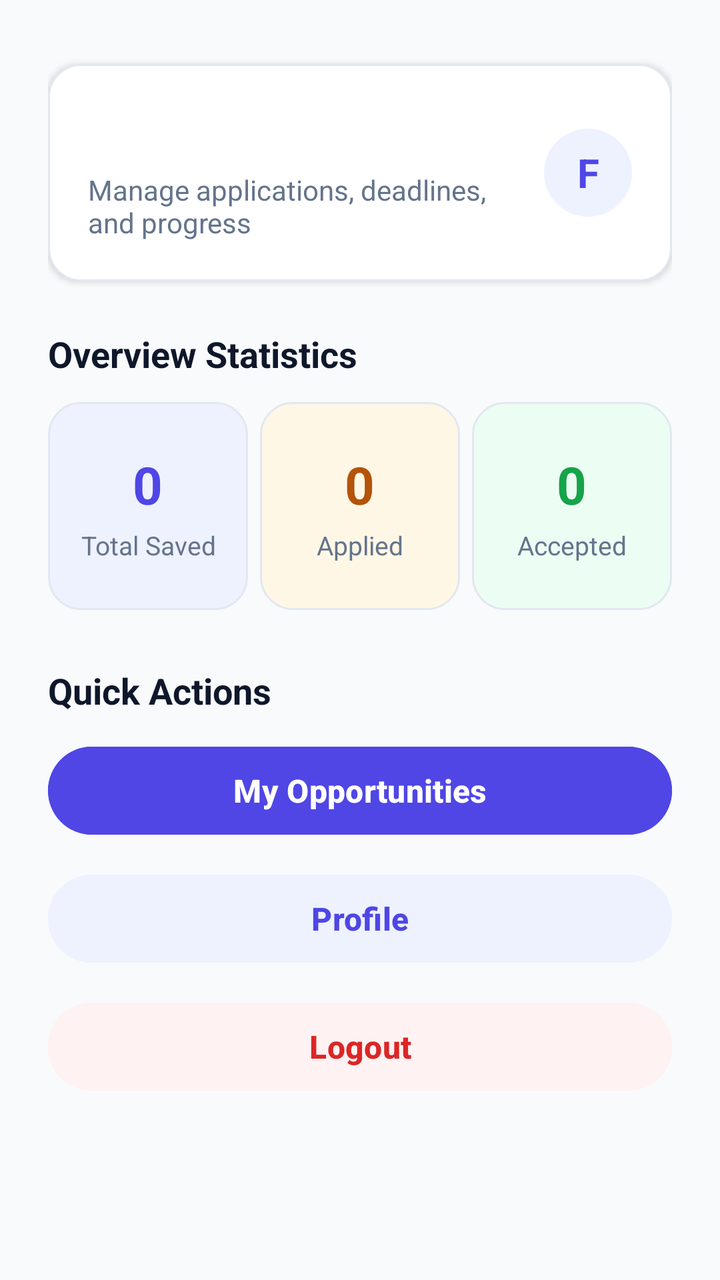
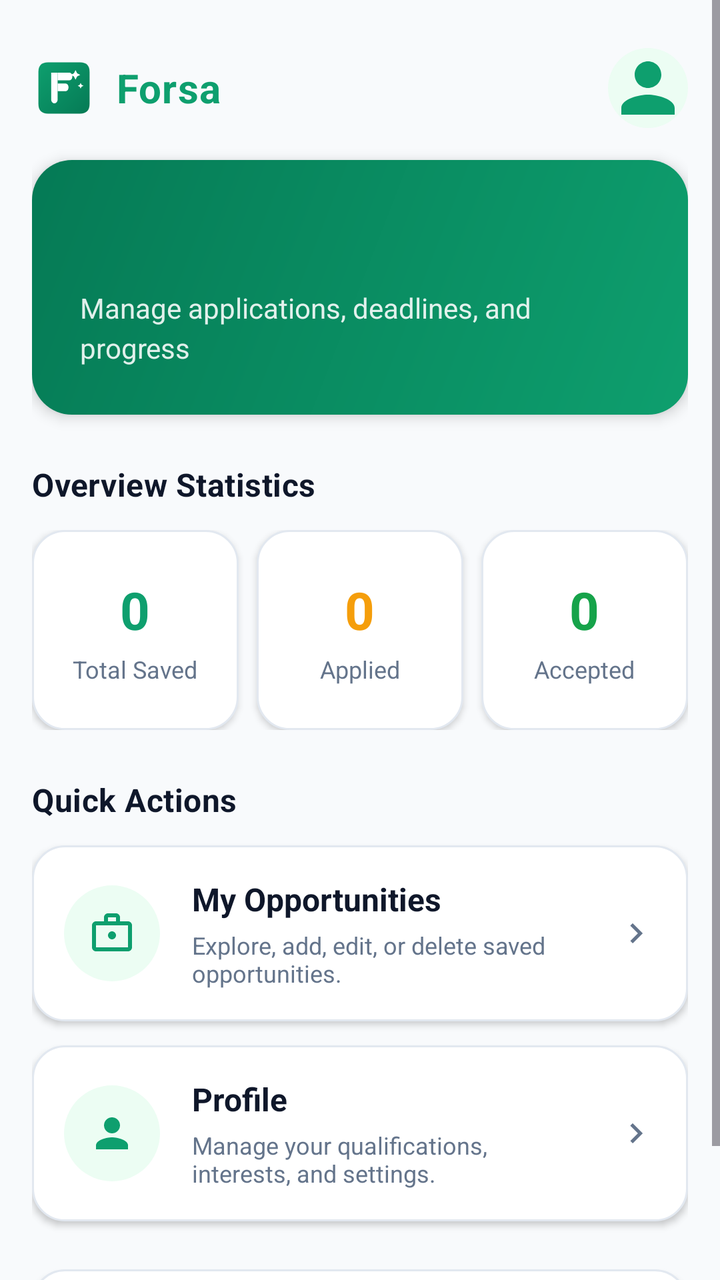

The first picture is an Android layout as it rendered before a commit; the second is the same layout after the commit. The layout source and the unified diff follow.
<!-- AndroidManifest.xml: application theme Theme.Forsa -->
<!-- res/layout/activity_main.xml -->
<?xml version="1.0" encoding="utf-8"?>
<ScrollView xmlns:android="http://schemas.android.com/apk/res/android"
    android:id="@+id/main"
    android:layout_width="match_parent"
    android:layout_height="match_parent"
    android:background="@color/background"
    android:fillViewport="true">

    <LinearLayout
        android:layout_width="match_parent"
        android:layout_height="wrap_content"
        android:orientation="vertical"
        android:padding="24dp">

        
        <LinearLayout
            android:layout_width="match_parent"
            android:layout_height="wrap_content"
            android:layout_marginTop="8dp"
            android:background="@drawable/bg_card_white"
            android:elevation="2dp"
            android:orientation="horizontal"
            android:padding="20dp"
            android:gravity="center_vertical">

            <LinearLayout
                android:layout_width="0dp"
                android:layout_height="wrap_content"
                android:layout_weight="1"
                android:orientation="vertical"
                android:layout_marginEnd="16dp">

                <TextView
                    android:id="@+id/tvDashboardWelcome"
                    android:layout_width="match_parent"
                    android:layout_height="wrap_content"
                    android:textColor="@color/text_primary"
                    android:textSize="22sp"
                    android:textStyle="bold" />

                <TextView
                    android:layout_width="match_parent"
                    android:layout_height="wrap_content"
                    android:layout_marginTop="4dp"
                    android:text="@string/dashboard_subtitle_p8"
                    android:textColor="@color/text_secondary"
                    android:textSize="14sp" />
            </LinearLayout>

            <TextView
                android:layout_width="44dp"
                android:layout_height="44dp"
                android:background="@drawable/bg_icon_circle"
                android:gravity="center"
                android:text="@string/brand_logo_letter"
                android:textColor="@color/primary"
                android:textSize="20sp"
                android:textStyle="bold" />
        </LinearLayout>

        
        <TextView
            android:layout_width="match_parent"
            android:layout_height="wrap_content"
            android:layout_marginTop="24dp"
            android:layout_marginBottom="12dp"
            android:text="@string/title_overview_stats"
            android:textColor="@color/text_primary"
            android:textSize="18sp"
            android:textStyle="bold" />

        
        <LinearLayout
            android:layout_width="match_parent"
            android:layout_height="wrap_content"
            android:orientation="horizontal"
            android:layout_marginBottom="28dp">

            
            <LinearLayout
                android:layout_width="0dp"
                android:layout_height="104dp"
                android:layout_weight="1"
                android:layout_marginEnd="4dp"
                android:background="@drawable/bg_stat_indigo"
                android:gravity="center"
                android:orientation="vertical"
                android:padding="12dp">

                <TextView
                    android:id="@+id/tvTotalOpportunities"
                    android:layout_width="wrap_content"
                    android:layout_height="wrap_content"
                    android:text="0"
                    android:textColor="@color/primary"
                    android:textSize="26sp"
                    android:textStyle="bold" />

                <TextView
                    android:layout_width="wrap_content"
                    android:layout_height="wrap_content"
                    android:layout_marginTop="4dp"
                    android:text="@string/lbl_dashboard_total"
                    android:textColor="@color/text_secondary"
                    android:textSize="13sp"
                    android:gravity="center" />
            </LinearLayout>

            
            <LinearLayout
                android:layout_width="0dp"
                android:layout_height="104dp"
                android:layout_weight="1"
                android:layout_marginHorizontal="2dp"
                android:background="@drawable/bg_stat_amber"
                android:gravity="center"
                android:orientation="vertical"
                android:padding="12dp">

                <TextView
                    android:id="@+id/tvAppliedOpportunities"
                    android:layout_width="wrap_content"
                    android:layout_height="wrap_content"
                    android:text="0"
                    android:textColor="@color/amber_badge_text"
                    android:textSize="26sp"
                    android:textStyle="bold" />

                <TextView
                    android:layout_width="wrap_content"
                    android:layout_height="wrap_content"
                    android:layout_marginTop="4dp"
                    android:text="@string/lbl_dashboard_applied"
                    android:textColor="@color/text_secondary"
                    android:textSize="13sp"
                    android:gravity="center" />
            </LinearLayout>

            
            <LinearLayout
                android:layout_width="0dp"
                android:layout_height="104dp"
                android:layout_weight="1"
                android:layout_marginStart="4dp"
                android:background="@drawable/bg_stat_green"
                android:gravity="center"
                android:orientation="vertical"
                android:padding="12dp">

                <TextView
                    android:id="@+id/tvAcceptedOpportunities"
                    android:layout_width="wrap_content"
                    android:layout_height="wrap_content"
                    android:text="0"
                    android:textColor="@color/success"
                    android:textSize="26sp"
                    android:textStyle="bold" />

                <TextView
                    android:layout_width="wrap_content"
                    android:layout_height="wrap_content"
                    android:layout_marginTop="4dp"
                    android:text="@string/lbl_dashboard_accepted"
                    android:textColor="@color/text_secondary"
                    android:textSize="13sp"
                    android:gravity="center" />
            </LinearLayout>
        </LinearLayout>

        
        <TextView
            android:layout_width="match_parent"
            android:layout_height="wrap_content"
            android:layout_marginBottom="12dp"
            android:text="@string/title_quick_actions"
            android:textColor="@color/text_primary"
            android:textSize="18sp"
            android:textStyle="bold" />

        
        <Button
            android:id="@+id/btnViewOpportunities"
            android:layout_width="match_parent"
            android:layout_height="52dp"
            android:layout_marginBottom="12dp"
            android:backgroundTint="@color/primary"
            android:text="@string/btn_dashboard_opportunities"
            android:textAllCaps="false"
            android:textColor="@color/white"
            android:textSize="16sp"
            android:textStyle="bold" />

        <Button
            android:id="@+id/btnOpenProfile"
            android:layout_width="match_parent"
            android:layout_height="52dp"
            android:layout_marginBottom="12dp"
            android:backgroundTint="@color/soft_indigo"
            android:text="@string/btn_dashboard_profile"
            android:textAllCaps="false"
            android:textColor="@color/primary"
            android:textSize="16sp"
            android:textStyle="bold" />

        <Button
            android:id="@+id/btnLogout"
            android:layout_width="match_parent"
            android:layout_height="52dp"
            android:layout_marginBottom="24dp"
            android:backgroundTint="@color/soft_red"
            android:text="@string/btn_dashboard_logout"
            android:textAllCaps="false"
            android:textColor="@color/error"
            android:textSize="16sp"
            android:textStyle="bold" />

    </LinearLayout>
</ScrollView>
<!-- resources referenced by this layout -->
<resources>
  <color name="amber_badge_text">#B45309</color>
  <color name="primary">#4F46E5</color>
  <color name="soft_indigo">#EEF2FF</color>
  <color name="soft_red">#FEF2F2</color>
  <!-- drawable bg_stat_amber (drawable) -->
  <?xml version="1.0" encoding="utf-8"?>
  <shape xmlns:android="http://schemas.android.com/apk/res/android"
      android:shape="rectangle">
      <solid android:color="@color/soft_amber" />
      <corners android:radius="16dp" />
      <stroke
          android:width="1dp"
          android:color="@color/border" />
  </shape>
  <!-- drawable bg_stat_green (drawable) -->
  <?xml version="1.0" encoding="utf-8"?>
  <shape xmlns:android="http://schemas.android.com/apk/res/android"
      android:shape="rectangle">
      <solid android:color="@color/soft_green" />
      <corners android:radius="16dp" />
      <stroke
          android:width="1dp"
          android:color="@color/border" />
  </shape>
  <!-- drawable bg_stat_indigo (drawable) -->
  <?xml version="1.0" encoding="utf-8"?>
  <shape xmlns:android="http://schemas.android.com/apk/res/android"
      android:shape="rectangle">
      <solid android:color="@color/soft_indigo" />
      <corners android:radius="16dp" />
      <stroke
          android:width="1dp"
          android:color="@color/border" />
  </shape>
  <string name="brand_logo_letter">F</string>
  <color name="soft_amber">#FFF7E6</color>
  <style name="Base.Theme.Forsa" parent="Theme.Material3.DayNight.NoActionBar">
          
          
      </style>
  <!-- unchanged entries left out for length: 21 -->
</resources>

<!-- the commit's change to res/layout/activity_main.xml (unified diff, before → after) -->
@@ -1,5 +1,6 @@
 <?xml version="1.0" encoding="utf-8"?>
 <ScrollView xmlns:android="http://schemas.android.com/apk/res/android"
+    xmlns:app="http://schemas.android.com/apk/res-auto"
     android:id="@+id/main"
     android:layout_width="match_parent"
     android:layout_height="match_parent"
@@ -10,79 +11,109 @@
         android:layout_width="match_parent"
         android:layout_height="wrap_content"
         android:orientation="vertical"
-        android:padding="24dp">
-
-        
-        <LinearLayout
+        android:padding="16dp">
+
+        
+        <RelativeLayout
             android:layout_width="match_parent"
             android:layout_height="wrap_content"
             android:layout_marginTop="8dp"
-            android:background="@drawable/bg_card_white"
-            android:elevation="2dp"
-            android:orientation="horizontal"
-            android:padding="20dp"
-            android:gravity="center_vertical">
-
-            <LinearLayout
-                android:layout_width="0dp"
-                android:layout_height="wrap_content"
-                android:layout_weight="1"
-                android:orientation="vertical"
-                android:layout_marginEnd="16dp">
-
-                <TextView
-                    android:id="@+id/tvDashboardWelcome"
-                    android:layout_width="match_parent"
-                    android:layout_height="wrap_content"
-                    android:textColor="@color/text_primary"
-                    android:textSize="22sp"
-                    android:textStyle="bold" />
-
-                <TextView
-                    android:layout_width="match_parent"
-                    android:layout_height="wrap_content"
-                    android:layout_marginTop="4dp"
-                    android:text="@string/dashboard_subtitle_p8"
-                    android:textColor="@color/text_secondary"
-                    android:textSize="14sp" />
-            </LinearLayout>
+            android:layout_marginBottom="16dp">
+
+            <LinearLayout
+                android:layout_width="wrap_content"
+                android:layout_height="wrap_content"
+                android:layout_alignParentStart="true"
+                android:layout_centerVertical="true"
+                android:gravity="center_vertical"
+                android:orientation="horizontal">
+
+                <ImageView
+                    android:layout_width="32dp"
+                    android:layout_height="32dp"
+                    android:src="@drawable/ic_logo"
+                    android:contentDescription="@string/app_name" />
+
+                <TextView
+                    android:layout_width="wrap_content"
+                    android:layout_height="wrap_content"
+                    android:layout_marginStart="10dp"
+                    android:text="@string/app_name"
+                    android:textColor="@color/primary"
+                    android:textSize="20sp"
+                    android:textStyle="bold"
+                    android:letterSpacing="0.02" />
+            </LinearLayout>
+
+            <ImageView
+                android:id="@+id/ivDashboardProfileImage"
+                android:layout_width="40dp"
+                android:layout_height="40dp"
+                android:layout_alignParentEnd="true"
+                android:layout_centerVertical="true"
+                android:background="@drawable/bg_icon_circle"
+                android:backgroundTint="@color/soft_green"
+                android:scaleType="centerCrop"
+                android:src="@drawable/ic_profile"
+                app:tint="@color/primary"
+                android:contentDescription="User Profile Image" />
+        </RelativeLayout>
+
+        
+        <LinearLayout
+            android:layout_width="match_parent"
+            android:layout_height="wrap_content"
+            android:background="@drawable/bg_gradient_green_card"
+            android:elevation="4dp"
+            android:orientation="vertical"
+            android:padding="24dp"
+            android:layout_marginBottom="24dp">
 
             <TextView
-                android:layout_width="44dp"
-                android:layout_height="44dp"
-                android:background="@drawable/bg_icon_circle"
-                android:gravity="center"
-                android:text="@string/brand_logo_letter"
-                android:textColor="@color/primary"
-                android:textSize="20sp"
-                android:textStyle="bold" />
+                android:id="@+id/tvDashboardWelcome"
+                android:layout_width="match_parent"
+                android:layout_height="wrap_content"
+                android:textColor="@color/white"
+                android:textSize="24sp"
+                android:textStyle="bold"
+                android:letterSpacing="0.01" />
+
+            <TextView
+                android:layout_width="match_parent"
+                android:layout_height="wrap_content"
+                android:layout_marginTop="8dp"
+                android:text="@string/dashboard_subtitle_p8"
+                android:textColor="#E0FFFFFF"
+                android:textSize="14sp"
+                android:lineSpacingMultiplier="1.2" />
         </LinearLayout>
 
         
         <TextView
             android:layout_width="match_parent"
             android:layout_height="wrap_content"
-            android:layout_marginTop="24dp"
             android:layout_marginBottom="12dp"
             android:text="@string/title_overview_stats"
             android:textColor="@color/text_primary"
-            android:textSize="18sp"
-            android:textStyle="bold" />
+            android:textSize="16sp"
+            android:textStyle="bold"
+            android:letterSpacing="0.01" />
 
         
         <LinearLayout
             android:layout_width="match_parent"
             android:layout_height="wrap_content"
             android:orientation="horizontal"
-            android:layout_marginBottom="28dp">
+            android:layout_marginBottom="24dp">
 
             
             <LinearLayout
                 android:layout_width="0dp"
-                android:layout_height="104dp"
-                android:layout_weight="1"
-                android:layout_marginEnd="4dp"
-                android:background="@drawable/bg_stat_indigo"
+                android:layout_height="100dp"
+                android:layout_weight="1"
+                android:layout_marginEnd="6dp"
+                android:background="@drawable/bg_card_white"
+                android:elevation="2dp"
                 android:gravity="center"
                 android:orientation="vertical"
                 android:padding="12dp">
@@ -102,17 +133,18 @@
                     android:layout_marginTop="4dp"
                     android:text="@string/lbl_dashboard_total"
                     android:textColor="@color/text_secondary"
-                    android:textSize="13sp"
+                    android:textSize="12sp"
                     android:gravity="center" />
             </LinearLayout>
 
             
             <LinearLayout
                 android:layout_width="0dp"
-                android:layout_height="104dp"
-                android:layout_weight="1"
-                android:layout_marginHorizontal="2dp"
-                android:background="@drawable/bg_stat_amber"
+                android:layout_height="100dp"
+                android:layout_weight="1"
+                android:layout_marginHorizontal="3dp"
+                android:background="@drawable/bg_card_white"
+                android:elevation="2dp"
                 android:gravity="center"
                 android:orientation="vertical"
                 android:padding="12dp">
@@ -122,7 +154,7 @@
                     android:layout_width="wrap_content"
                     android:layout_height="wrap_content"
                     android:text="0"
-                    android:textColor="@color/amber_badge_text"
+                    android:textColor="@color/secondary"
                     android:textSize="26sp"
                     android:textStyle="bold" />
 
@@ -132,17 +164,18 @@
                     android:layout_marginTop="4dp"
                     android:text="@string/lbl_dashboard_applied"
                     android:textColor="@color/text_secondary"
-                    android:textSize="13sp"
+                    android:textSize="12sp"
                     android:gravity="center" />
             </LinearLayout>
 
             
             <LinearLayout
                 android:layout_width="0dp"
-                android:layout_height="104dp"
-                android:layout_weight="1"
-                android:layout_marginStart="4dp"
-                android:background="@drawable/bg_stat_green"
+                android:layout_height="100dp"
+                android:layout_weight="1"
+                android:layout_marginStart="6dp"
+                android:background="@drawable/bg_card_white"
+                android:elevation="2dp"
                 android:gravity="center"
                 android:orientation="vertical"
                 android:padding="12dp">
@@ -162,7 +195,7 @@
                     android:layout_marginTop="4dp"
                     android:text="@string/lbl_dashboard_accepted"
                     android:textColor="@color/text_secondary"
-                    android:textSize="13sp"
+                    android:textSize="12sp"
                     android:gravity="center" />
             </LinearLayout>
         </LinearLayout>
@@ -174,45 +207,160 @@
             android:layout_marginBottom="12dp"
             android:text="@string/title_quick_actions"
             android:textColor="@color/text_primary"
-            android:textSize="18sp"
-            android:textStyle="bold" />
-
-        
-        <Button
+            android:textSize="16sp"
+            android:textStyle="bold"
+            android:letterSpacing="0.01" />
+
+        
+        <LinearLayout
             android:id="@+id/btnViewOpportunities"
             android:layout_width="match_parent"
-            android:layout_height="52dp"
-            android:layout_marginBottom="12dp"
-            android:backgroundTint="@color/primary"
-            android:text="@string/btn_dashboard_opportunities"
-            android:textAllCaps="false"
-            android:textColor="@color/white"
-            android:textSize="16sp"
-            android:textStyle="bold" />
-
-        <Button
+            android:layout_height="wrap_content"
+            android:background="@drawable/bg_card_white"
+            android:elevation="2dp"
+            android:foreground="?android:attr/selectableItemBackground"
+            android:clickable="true"
+            android:focusable="true"
+            android:orientation="horizontal"
+            android:padding="16dp"
+            android:gravity="center_vertical"
+            android:layout_marginBottom="12dp">
+
+            <LinearLayout
+                android:layout_width="48dp"
+                android:layout_height="48dp"
+                android:background="@drawable/bg_icon_circle"
+                android:backgroundTint="@color/soft_green"
+                android:gravity="center">
+                <ImageView
+                    android:layout_width="24dp"
+                    android:layout_height="24dp"
+                    android:src="@drawable/ic_opportunities"
+                    app:tint="@color/primary"
+                    android:contentDescription="@null" />
+            </LinearLayout>
+
+            <LinearLayout
+                android:layout_width="0dp"
+                android:layout_height="wrap_content"
+                android:layout_weight="1"
+                android:layout_marginHorizontal="16dp"
+                android:orientation="vertical">
+
+                <TextView
+                    android:layout_width="match_parent"
+                    android:layout_height="wrap_content"
+                    android:text="@string/btn_dashboard_opportunities"
+                    android:textColor="@color/text_primary"
+                    android:textSize="16sp"
+                    android:textStyle="bold" />
+
+                <TextView
+                    android:layout_width="match_parent"
+                    android:layout_height="wrap_content"
+                    android:layout_marginTop="4dp"
+                    android:text="Explore, add, edit, or delete saved opportunities."
+                    android:textColor="@color/text_secondary"
+                    android:textSize="12sp" />
+            </LinearLayout>
+
+            <ImageView
+                android:layout_width="20dp"
+                android:layout_height="20dp"
+                android:src="@drawable/ic_chevron_right"
+                android:contentDescription="@null" />
+        </LinearLayout>
+
+        
+        <LinearLayout
             android:id="@+id/btnOpenProfile"
             android:layout_width="match_parent"
-            android:layout_height="52dp"
-            android:layout_marginBottom="12dp"
-            android:backgroundTint="@color/soft_indigo"
-            android:text="@string/btn_dashboard_profile"
-            android:textAllCaps="false"
-            android:textColor="@color/primary"
-            android:textSize="16sp"
-            android:textStyle="bold" />
-
-        <Button
+            android:layout_height="wrap_content"
+            android:background="@drawable/bg_card_white"
+            android:elevation="2dp"
+            android:foreground="?android:attr/selectableItemBackground"
+            android:clickable="true"
+            android:focusable="true"
+            android:orientation="horizontal"
+            android:padding="16dp"
+            android:gravity="center_vertical"
+            android:layout_marginBottom="24dp">
+
+            <LinearLayout
+                android:layout_width="48dp"
+                android:layout_height="48dp"
+                android:background="@drawable/bg_icon_circle"
+                android:backgroundTint="@color/soft_green"
+                android:gravity="center">
+                <ImageView
+                    android:layout_width="24dp"
+                    android:layout_height="24dp"
+                    android:src="@drawable/ic_profile"
+                    app:tint="@color/primary"
+                    android:contentDescription="@null" />
+            </LinearLayout>
+
+            <LinearLayout
+                android:layout_width="0dp"
+                android:layout_height="wrap_content"
+                android:layout_weight="1"
+                android:layout_marginHorizontal="16dp"
+                android:orientation="vertical">
+
+                <TextView
+                    android:layout_width="match_parent"
+                    android:layout_height="wrap_content"
+                    android:text="@string/btn_dashboard_profile"
+                    android:textColor="@color/text_primary"
+                    android:textSize="16sp"
+                    android:textStyle="bold" />
+
+                <TextView
+                    android:layout_width="match_parent"
+                    android:layout_height="wrap_content"
+                    android:layout_marginTop="4dp"
+                    android:text="Manage your qualifications, interests, and settings."
+                    android:textColor="@color/text_secondary"
+                    android:textSize="12sp" />
+            </LinearLayout>
+
+            <ImageView
+                android:layout_width="20dp"
+                android:layout_height="20dp"
+                android:src="@drawable/ic_chevron_right"
+                android:contentDescription="@null" />
+        </LinearLayout>
+
+        
+        <LinearLayout
             android:id="@+id/btnLogout"
             android:layout_width="match_parent"
-            android:layout_height="52dp"
-            android:layout_marginBottom="24dp"
-            android:backgroundTint="@color/soft_red"
-            android:text="@string/btn_dashboard_logout"
-            android:textAllCaps="false"
-            android:textColor="@color/error"
-            android:textSize="16sp"
-            android:textStyle="bold" />
+            android:layout_height="wrap_content"
+            android:background="@drawable/bg_card_white"
+            android:elevation="2dp"
+            android:foreground="?android:attr/selectableItemBackground"
+            android:clickable="true"
+            android:focusable="true"
+            android:gravity="center"
+            android:orientation="horizontal"
+            android:padding="14dp"
+            android:layout_marginBottom="16dp">
+
+            <ImageView
+                android:layout_width="20dp"
+                android:layout_height="20dp"
+                android:src="@drawable/ic_logout"
+                android:contentDescription="@null" />
+
+            <TextView
+                android:layout_width="wrap_content"
+                android:layout_height="wrap_content"
+                android:layout_marginStart="8dp"
+                android:text="@string/btn_dashboard_logout"
+                android:textColor="@color/error"
+                android:textSize="15sp"
+                android:textStyle="bold" />
+        </LinearLayout>
 
     </LinearLayout>
 </ScrollView>
<!-- resource entries referenced after the edit -->
@@ -1,44 +1,122 @@
 <!-- resources referenced by this layout -->
 <resources>
-  <color name="amber_badge_text">#B45309</color>
-  <color name="primary">#4F46E5</color>
-  <color name="soft_indigo">#EEF2FF</color>
-  <color name="soft_red">#FEF2F2</color>
-  <!-- drawable bg_stat_amber (drawable) -->
+  <color name="primary">#0E9F6E</color>
+  <color name="secondary">#F59E0B</color>
+  <!-- drawable bg_gradient_green_card (drawable) -->
   <?xml version="1.0" encoding="utf-8"?>
   <shape xmlns:android="http://schemas.android.com/apk/res/android"
       android:shape="rectangle">
-      <solid android:color="@color/soft_amber" />
-      <corners android:radius="16dp" />
-      <stroke
-          android:width="1dp"
-          android:color="@color/border" />
+      <gradient
+          android:type="linear"
+          android:angle="135"
+          android:startColor="@color/primary"
+          android:endColor="@color/primary_dark" />
+      <corners android:radius="20dp" />
   </shape>
-  <!-- drawable bg_stat_green (drawable) -->
-  <?xml version="1.0" encoding="utf-8"?>
-  <shape xmlns:android="http://schemas.android.com/apk/res/android"
-      android:shape="rectangle">
-      <solid android:color="@color/soft_green" />
-      <corners android:radius="16dp" />
-      <stroke
-          android:width="1dp"
-          android:color="@color/border" />
-  </shape>
-  <!-- drawable bg_stat_indigo (drawable) -->
-  <?xml version="1.0" encoding="utf-8"?>
-  <shape xmlns:android="http://schemas.android.com/apk/res/android"
-      android:shape="rectangle">
-      <solid android:color="@color/soft_indigo" />
-      <corners android:radius="16dp" />
-      <stroke
-          android:width="1dp"
-          android:color="@color/border" />
-  </shape>
-  <string name="brand_logo_letter">F</string>
-  <color name="soft_amber">#FFF7E6</color>
+  <!-- drawable ic_chevron_right (drawable) -->
+  <vector xmlns:android="http://schemas.android.com/apk/res/android"
+      android:width="24dp"
+      android:height="24dp"
+      android:viewportWidth="24"
+      android:viewportHeight="24">
+      <path
+          android:fillColor="@color/text_secondary"
+          android:pathData="M10,6L8.59,7.41L13.17,12l-4.58,4.59L10,18l6,-6L10,6z" />
+  </vector>
+  <!-- drawable ic_logo (drawable) -->
+  <vector xmlns:android="http://schemas.android.com/apk/res/android"
+      xmlns:aapt="http://schemas.android.com/aapt"
+      android:width="120dp"
+      android:height="120dp"
+      android:viewportWidth="100"
+      android:viewportHeight="100">
+  
+      
+      <path
+          android:pathData="M25,10 C15,10 10,15 10,25 L10,75 C10,85 15,90 25,90 L75,90 C85,90 90,85 90,75 L90,25 C90,15 85,10 75,10 Z">
+          <aapt:attr name="android:fillColor">
+              <gradient
+                  android:type="linear"
+                  android:startX="10"
+                  android:startY="10"
+                  android:endX="90"
+                  android:endY="90">
+                  <item android:offset="0.0" android:color="#0E9F6E" />
+                  <item android:offset="1.0" android:color="#057A55" />
+              </gradient>
+          </aapt:attr>
+      </path>
+  
+      
+      <path
+          android:fillColor="#FFFFFF"
+          android:pathData="M68,22 L70.5,27 L75.5,29.5 L70.5,32 L68,37 L65.5,32 L60.5,29.5 L65.5,27 Z" />
+  
+      
+      <path
+          android:fillColor="#FFFFFF"
+          android:pathData="M76,42 L77.5,45 L80.5,46.5 L77.5,48 L76,51 L74.5,48 L71.5,46.5 L74.5,45 Z" />
+  
+      
+      
+      
+      <path
+          android:fillColor="#FFFFFF"
+          android:pathData="M30,26 H40 V68 C40,71.3 37.8,74 35,74 C32.2,74 30,71.3 30,68 Z" />
+  
+      
+      <path
+          android:fillColor="#FFFFFF"
+          android:pathData="M40,26 H58 C61.3,26 63,28.7 63,32 C63,35.3 61.3,38 58,38 H40 Z" />
+  
+      
+      <path
+          android:fillColor="#FFFFFF"
+          android:pathData="M40,43 H52 C55.3,43 57,45.7 57,49 C57,52.3 55.3,55 52,55 H40 Z" />
+  
+  </vector>
+  <!-- drawable ic_logout (drawable) -->
+  <vector xmlns:android="http://schemas.android.com/apk/res/android"
+      android:width="24dp"
+      android:height="24dp"
+      android:viewportWidth="24"
+      android:viewportHeight="24">
+      <path
+          android:fillColor="@color/error"
+          android:pathData="M17,8l-1.41,1.41L17.17,11H9v2h8.17l-1.58,1.58L17,16l4,-4L17,8z M5,5h7V3H5C3.9,3 3,3.9 3,5v14c0,1.1 0.9,2 2,2h7v-2H5V5z" />
+  </vector>
+  <!-- drawable ic_opportunities (drawable) -->
+  <vector xmlns:android="http://schemas.android.com/apk/res/android"
+      android:width="24dp"
+      android:height="24dp"
+      android:viewportWidth="24"
+      android:viewportHeight="24">
+      <path
+          android:fillColor="@color/primary"
+          android:pathData="M20,6h-4V4c0,-1.11 -0.89,-2 -2,-2h-4c-1.11,0 -2,0.89 -2,2v2H4c-1.11,0 -2,0.89 -2,2v11c0,1.11 0.89,2 2,2h16c1.11,0 2,-0.89 2,-2V8c0,-1.11 -0.89,-2 -2,-2zM10,4h4v2h-4V4zM20,19H4V8h16v11z" />
+      <path
+          android:fillColor="@color/primary"
+          android:pathData="M12,11c-1.1,0 -2,0.9 -2,2s0.9,2,2,2s2,-0.9,2,-2s-0.9,-2 -2,-2z" />
+  </vector>
+  <!-- drawable ic_profile (drawable) -->
+  <vector xmlns:android="http://schemas.android.com/apk/res/android"
+      android:width="24dp"
+      android:height="24dp"
+      android:viewportWidth="24"
+      android:viewportHeight="24">
+      <path
+          android:fillColor="@color/primary"
+          android:pathData="M12,12c2.21,0 4,-1.79 4,-4s-1.79,-4 -4,-4s-4,1.79 -4,4s1.79,4 4,4zM12,14c-2.67,0 -8,1.34 -8,4v2h16v-2c0,-2.66 -5.33,-4 -8,-4z" />
+  </vector>
+  <string name="app_name">Forsa</string>
+  <color name="primary_dark">#057A55</color>
+  <color name="soft_indigo">#ECFDF3</color>
   <style name="Base.Theme.Forsa" parent="Theme.Material3.DayNight.NoActionBar">
           
-          
+          <item name="colorPrimary">@color/primary</item>
+          <item name="colorPrimaryDark">@color/primary_dark</item>
+          <item name="colorSecondary">@color/secondary</item>
+          <item name="android:statusBarColor" tools:targetApi="l">@color/primary_dark</item>
       </style>
   <!-- unchanged entries left out for length: 21 -->
 </resources>
